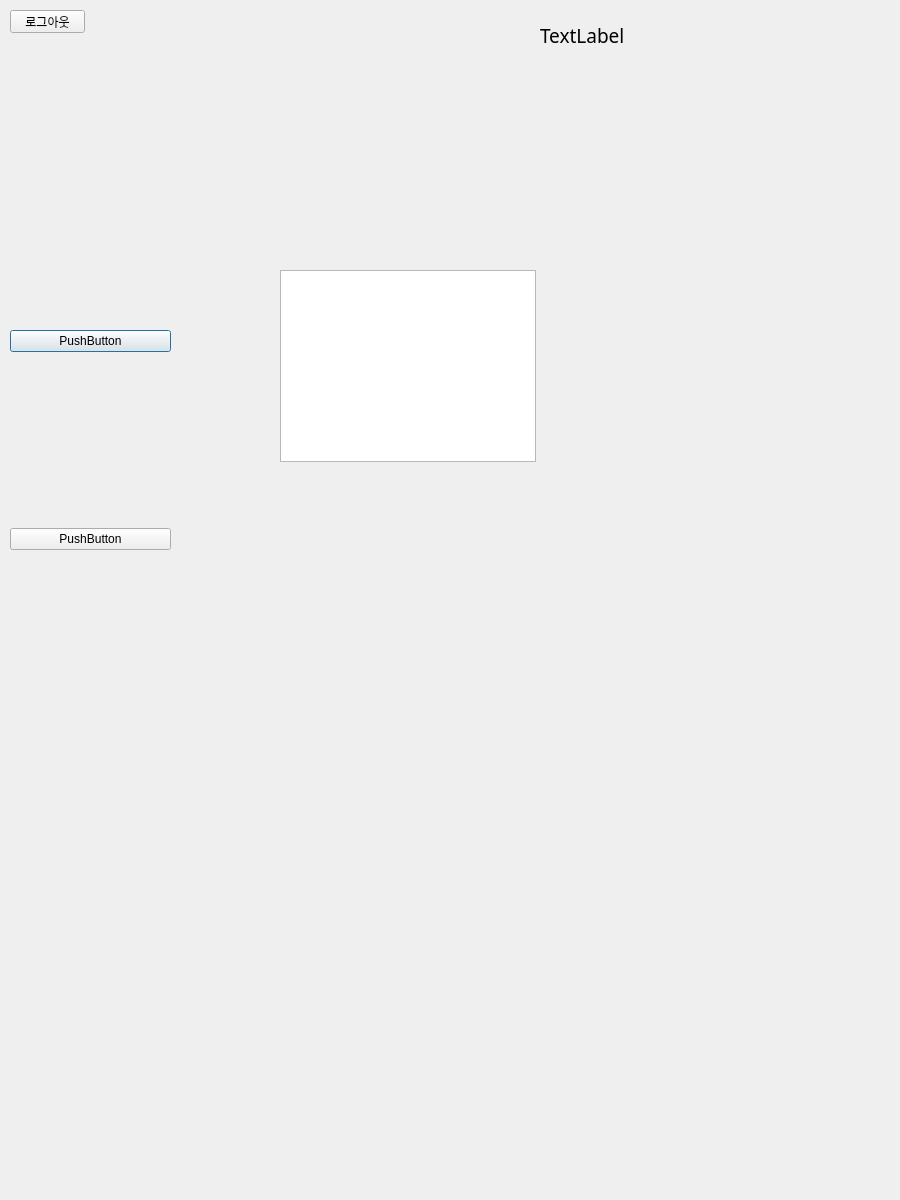
This is UI/menu.ui in cwj980119/Pyqt5-facerecog-kiosk as Qt 5 draws it before an edit. The edited form follows.
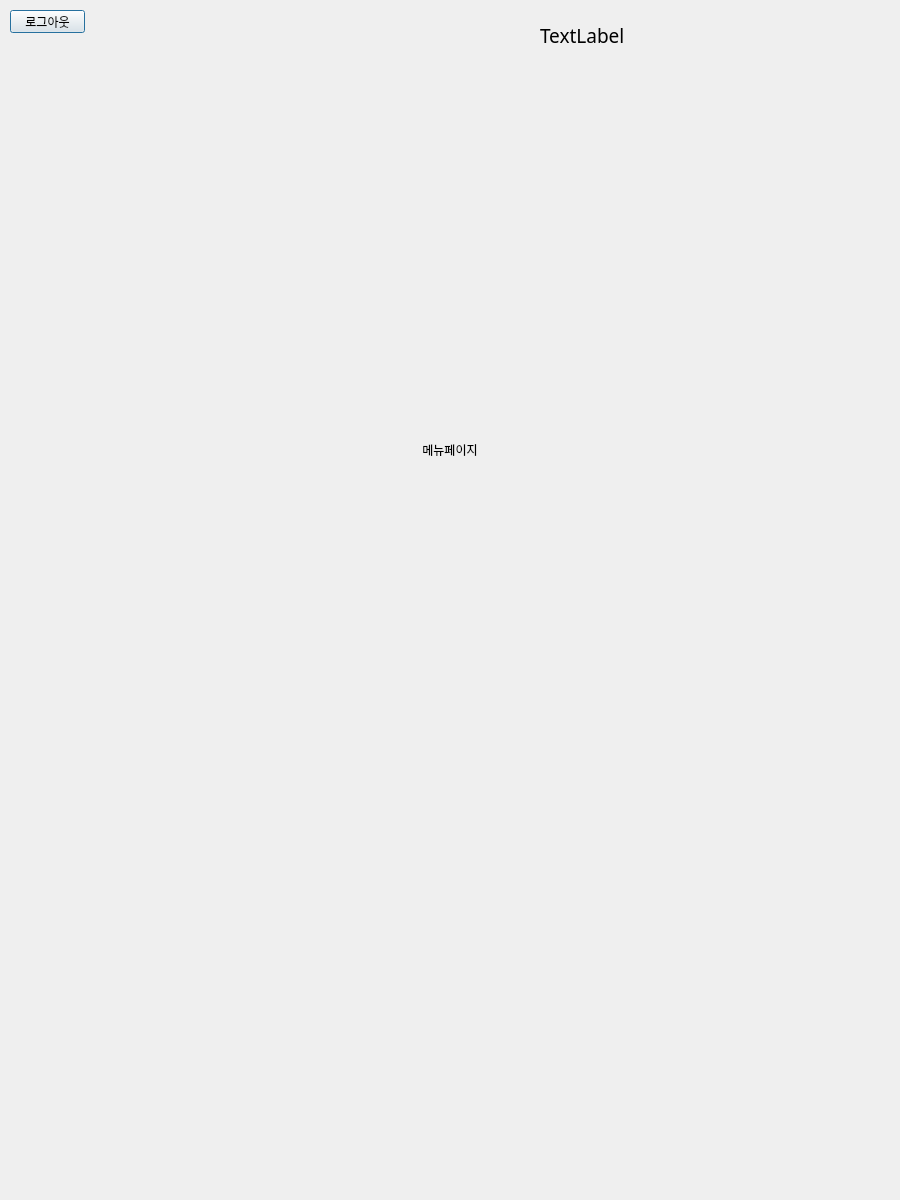
This is the edited form.

Patch:
```diff
--- a/UI/menu.ui
+++ b/UI/menu.ui
@@ -38,42 +38,6 @@
     <string>TextLabel</string>
    </property>
   </widget>
-  <widget class="QWidget" name="verticalLayoutWidget">
-   <property name="geometry">
-    <rect>
-     <x>10</x>
-     <y>160</y>
-     <width>161</width>
-     <height>561</height>
-    </rect>
-   </property>
-   <layout class="QVBoxLayout" name="verticalLayout">
-    <item>
-     <widget class="QPushButton" name="pushButton_2">
-      <property name="text">
-       <string>PushButton</string>
-      </property>
-     </widget>
-    </item>
-    <item>
-     <widget class="QPushButton" name="pushButton">
-      <property name="text">
-       <string>PushButton</string>
-      </property>
-     </widget>
-    </item>
-   </layout>
-  </widget>
-  <widget class="QListView" name="listView">
-   <property name="geometry">
-    <rect>
-     <x>280</x>
-     <y>270</y>
-     <width>256</width>
-     <height>192</height>
-    </rect>
-   </property>
-  </widget>
   <widget class="QPushButton" name="btn_main">
    <property name="geometry">
     <rect>
@@ -87,6 +51,25 @@
     <string>로그아웃</string>
    </property>
   </widget>
+  <widget class="QLabel" name="label_2">
+   <property name="geometry">
+    <rect>
+     <x>100</x>
+     <y>200</y>
+     <width>700</width>
+     <height>500</height>
+    </rect>
+   </property>
+   <property name="styleSheet">
+    <string notr="true">font: 50pt &quot;HY엽서M&quot;;</string>
+   </property>
+   <property name="text">
+    <string>메뉴페이지</string>
+   </property>
+   <property name="alignment">
+    <set>Qt::AlignCenter</set>
+   </property>
+  </widget>
  </widget>
  <resources/>
  <connections/>
```
Left out of the diff: 2 changed lines with no effect on the pictures.
